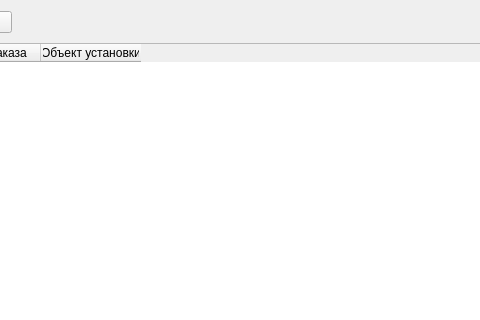
This is Remont/listshipwindow.ui in AlexeyScherbakov2021/Remont2 as Qt 5 draws it before an edit; both pictures show x 271 to 751 and y 0 to 320 of the 1008 by 488 pixel window. The edited form follows.
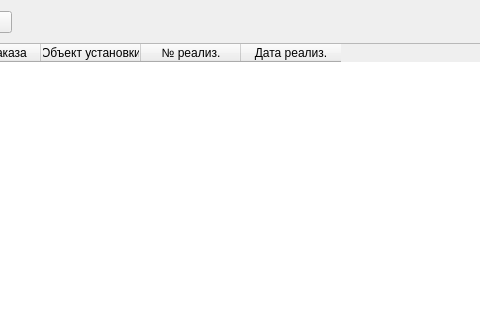
This is the edited form. Icons and pictures are not drawn.

What changed in the file:
```diff
--- a/Remont/listshipwindow.ui
+++ b/Remont/listshipwindow.ui
@@ -119,6 +119,16 @@
        <string>Объект установки</string>
       </property>
      </column>
+     <column>
+      <property name="text">
+       <string>№ реализ.</string>
+      </property>
+     </column>
+     <column>
+      <property name="text">
+       <string>Дата реализ.</string>
+      </property>
+     </column>
     </widget>
    </item>
    <item alignment="Qt::AlignmentFlag::AlignHCenter">
```
